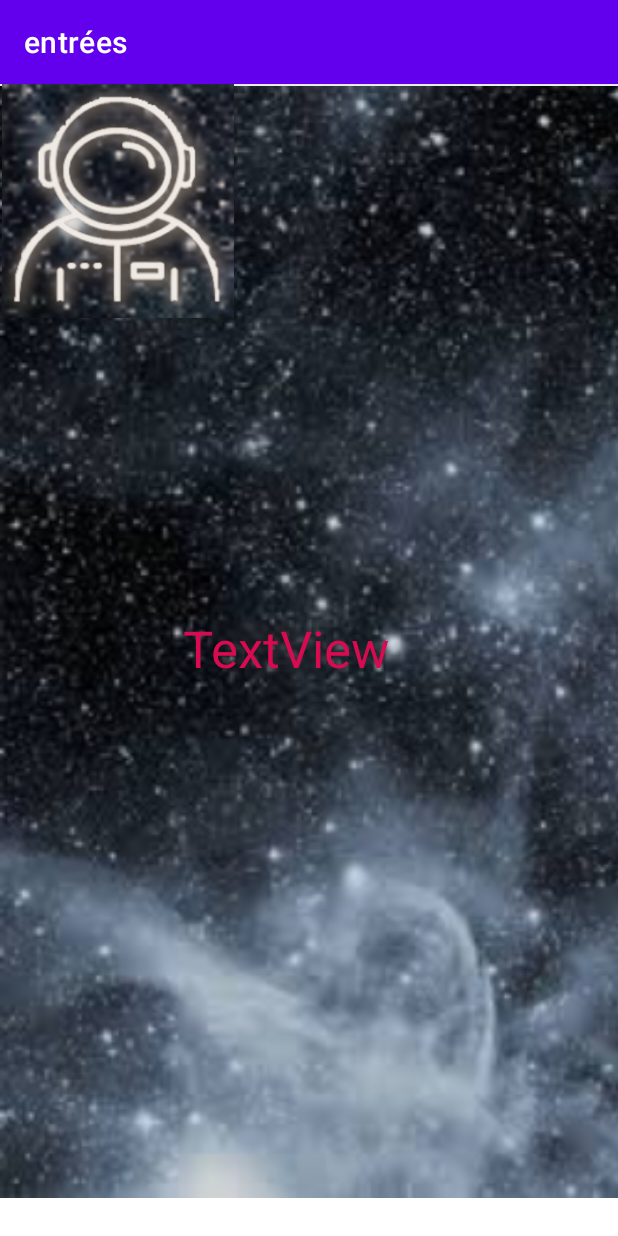
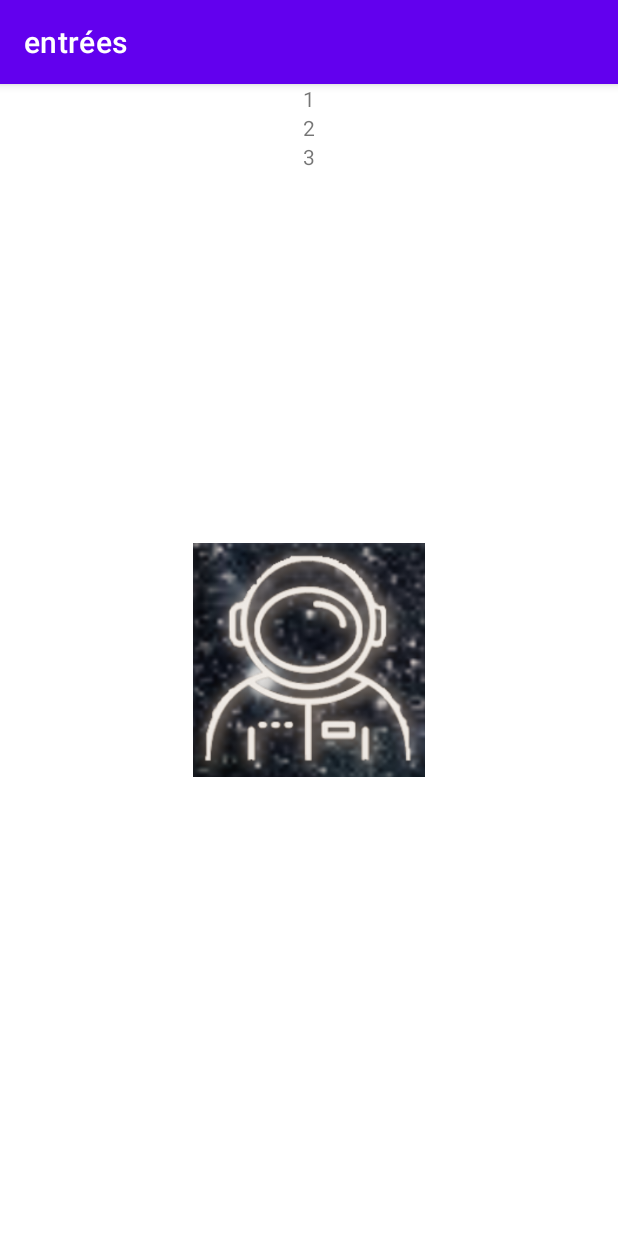
Before and after one commit to aliciane-pinault/S2_android, an Android app: the screen it shows after launch (MenuActivity), after a tap on "ENTRÉES", on a phone screen of 412 x 824 dp. Run offline under Robolectric (Android 15) with nearby library versions, the phone set to English and light mode, and no system bars.

Commit message:
D2 6eme commit

```diff
--- a/app/src/main/AndroidManifest.xml
+++ b/app/src/main/AndroidManifest.xml
@@ -11,6 +11,9 @@
         android:supportsRtl="true"
         android:theme="@style/Theme.AndroidERestaurant"
         tools:targetApi="31">
+        <activity
+            android:name=".DetailActivity"
+            android:exported="false" />
         <activity
             android:name=".MenuActivity"
             android:exported="false" />
--- /dev/null
+++ b/app/src/main/java/com/example/androiderestaurant/CustomerAdapter.kt
@@ -0,0 +1,42 @@
+package com.example.androiderestaurant
+
+import android.util.Log
+import android.view.LayoutInflater
+import android.view.View
+import android.view.ViewGroup
+import android.widget.ExpandableListView.OnChildClickListener
+import android.widget.TextView
+import androidx.constraintlayout.widget.ConstraintLayout
+import androidx.recyclerview.widget.RecyclerView
+import com.example.androiderestaurant.databinding.CellCustomBinding
+import kotlin.math.log
+
+class CustomerAdapter(val items : List<String>, val clickListener: (Int) -> Unit) : RecyclerView.Adapter<CustomerAdapter.CellViewHolder>(){
+    class CellViewHolder(binding: CellCustomBinding): RecyclerView.ViewHolder(binding.root){
+        val textView: TextView = binding.recycle //id du recycle view dans cell custom
+        val root: ConstraintLayout = binding.root
+
+    }
+
+    override fun onCreateViewHolder(parent: ViewGroup, viewType: Int): CellViewHolder {
+        val binding = CellCustomBinding.inflate(LayoutInflater.from(parent.context), parent, false)
+        return(CellViewHolder(binding))
+    }
+
+    override fun getItemCount(): Int {
+        return items.count()
+
+    }
+
+    override fun onBindViewHolder(holder: CellViewHolder, position: Int) {
+        holder.textView.text = items[position]
+        holder.textView.setOnClickListener {
+            Log.d("click", "click on ${position+1}")
+            clickListener(position)
+        }
+
+    }
+
+
+
+}
--- a/app/src/main/java/com/example/androiderestaurant/HomeActivity.kt
+++ b/app/src/main/java/com/example/androiderestaurant/HomeActivity.kt
@@ -22,24 +22,24 @@ class HomeActivity : AppCompatActivity() {
         private fun buttonsListener(){
 
             binding.start.setOnClickListener {
-                //Log.d( "button", "Click sur button starter")
-                //Toast.makeText(this, "entrées", Toast.LENGTH_LONG ).show()
-                val intent = Intent( this, MenuActivity::class.java)
-                startActivity(intent)
+                Log.d( "button", "Click sur button starter")
+                Toast.makeText(this, "entrées", Toast.LENGTH_LONG ).show()
+                //val intent = Intent( this, MenuActivity::class.java)
+                //startActivity(intent)
                 showCategory(Category.STARTER)
             }
             binding.center.setOnClickListener {
                 //Log.d( "button", "Click sur button center")
-                //Toast.makeText(this, "plats", Toast.LENGTH_LONG ).show()
-                val intent = Intent( this, MenuActivity::class.java)
-                startActivity(intent)
+                Toast.makeText(this, "plats", Toast.LENGTH_LONG ).show()
+                //val intent = Intent( this, MenuActivity::class.java)
+                //startActivity(intent)
                 showCategory(Category.STARTER)
             }
             binding.fin.setOnClickListener {
                 //Log.d( "button", "Click sur button finish")
-                //Toast.makeText(this, "desserts", Toast.LENGTH_LONG ).show()
-                val intent = Intent( this, MenuActivity::class.java)
-                startActivity(intent)
+                Toast.makeText(this, "desserts", Toast.LENGTH_LONG ).show()
+                //val intent = Intent( this, MenuActivity::class.java)
+                //startActivity(intent)
                 showCategory(Category.STARTER)
             }
         }
--- a/app/src/main/java/com/example/androiderestaurant/MenuActivity.kt
+++ b/app/src/main/java/com/example/androiderestaurant/MenuActivity.kt
@@ -1,8 +1,11 @@
 package com.example.androiderestaurant
 
+import android.content.Intent
 import androidx.appcompat.app.AppCompatActivity
 import android.os.Bundle
 import android.util.Log
+import android.widget.LinearLayout
+import androidx.recyclerview.widget.LinearLayoutManager
 import com.example.androiderestaurant.databinding.ActivityMenuBinding
 
 enum class Category {STARTER, MAIN, DESSERT}
@@ -20,6 +23,15 @@ class MenuActivity : AppCompatActivity() {
             val category = intent.getSerializableExtra(extraKey) as? Category
 
             supportActionBar?.title = categoryName(category ?:Category.STARTER)
+            showDatas()
+    }
+
+    private fun showDatas(){
+        binding.recyclerView.layoutManager = LinearLayoutManager(this)
+        binding.recyclerView.adapter = CustomerAdapter(listOf("1","2","3")){
+            val intent = Intent( this, DetailActivity::class.java)
+            startActivity(intent)
+        }
     }
 
     override fun onStart() {
--- a/app/src/main/res/layout/activity_home.xml
+++ b/app/src/main/res/layout/activity_home.xml
@@ -103,7 +103,7 @@
     <View
         android:id="@+id/view3"
         android:layout_width="158dp"
-        android:layout_height="16dp"
+        android:layout_height="8dp"
         android:background="#FFFFFD"
         app:layout_constraintBottom_toTopOf="@+id/center"
         app:layout_constraintEnd_toEndOf="@+id/start"
@@ -113,7 +113,7 @@
     <View
         android:id="@+id/view5"
         android:layout_width="162dp"
-        android:layout_height="16dp"
+        android:layout_height="8dp"
         android:background="#FFFFFD"
         app:layout_constraintBottom_toTopOf="@+id/fin"
         app:layout_constraintEnd_toEndOf="@+id/center"
@@ -123,7 +123,7 @@
     <View
         android:id="@+id/view6"
         android:layout_width="170dp"
-        android:layout_height="16dp"
+        android:layout_height="8dp"
         android:background="#FFFFFD"
         app:layout_constraintBottom_toBottomOf="@+id/imageView3"
         app:layout_constraintEnd_toEndOf="@+id/fin"
--- a/app/src/main/res/layout/activity_menu.xml
+++ b/app/src/main/res/layout/activity_menu.xml
@@ -7,30 +7,22 @@
     tools:context=".MenuActivity">
 
     <ImageView
-        android:id="@+id/imageView"
-        android:layout_width="415dp"
-        android:layout_height="744dp"
-        app:srcCompat="@drawable/noir"
-        tools:layout_editor_absoluteX="-2dp"
-        tools:layout_editor_absoluteY="-7dp" />
-
-    <TextView
-        android:id="@+id/textView2"
-        android:layout_width="172dp"
-        android:layout_height="61dp"
-        android:text="TextView"
-        android:textColor="#D80A50"
-        android:textSize="34sp"
-        app:layout_constraintBottom_toBottomOf="parent"
-        app:layout_constraintEnd_toEndOf="@+id/imageView"
-        app:layout_constraintStart_toStartOf="parent"
-        app:layout_constraintTop_toTopOf="@+id/imageView" />
-
-    <ImageView
         android:id="@+id/imageView6"
         android:layout_width="157dp"
         android:layout_height="156dp"
-        app:srcCompat="@drawable/cosmo_fond2"
-        tools:layout_editor_absoluteX="-2dp"
-        tools:layout_editor_absoluteY="85dp" />
+        app:layout_constraintBottom_toBottomOf="parent"
+        app:layout_constraintEnd_toEndOf="parent"
+        app:layout_constraintStart_toStartOf="parent"
+        app:layout_constraintTop_toTopOf="parent"
+        app:srcCompat="@drawable/cosmo_fond2" />
+
+    <androidx.recyclerview.widget.RecyclerView
+        android:id="@+id/recyclerView"
+        android:layout_width="0dp"
+        android:layout_height="0dp"
+        app:layout_constraintBottom_toBottomOf="parent"
+        app:layout_constraintEnd_toEndOf="parent"
+        app:layout_constraintHorizontal_bias="1.0"
+        app:layout_constraintStart_toStartOf="parent"
+        app:layout_constraintTop_toTopOf="parent" />
 </androidx.constraintlayout.widget.ConstraintLayout>
--- /dev/null
+++ b/app/src/main/res/layout/cell_custom.xml
@@ -0,0 +1,16 @@
+<?xml version="1.0" encoding="utf-8"?>
+<androidx.constraintlayout.widget.ConstraintLayout xmlns:android="http://schemas.android.com/apk/res/android"
+    xmlns:app="http://schemas.android.com/apk/res-auto"
+    xmlns:tools="http://schemas.android.com/tools"
+    android:layout_width="match_parent"
+    android:layout_height="wrap_content">
+
+    <TextView
+        android:id="@+id/recycle"
+        android:layout_width="wrap_content"
+        android:layout_height="wrap_content"
+        android:text="TextView"
+        app:layout_constraintEnd_toEndOf="parent"
+        app:layout_constraintStart_toStartOf="parent"
+        tools:layout_editor_absoluteY="0dp" />
+</androidx.constraintlayout.widget.ConstraintLayout>
```
Also changed, not shown: app/src/main/java/com/example/androiderestaurant/DetailActivity.kt (added, +11 -0 lines), app/src/main/res/layout/activity_detail.xml (added, +9 -0 lines).
